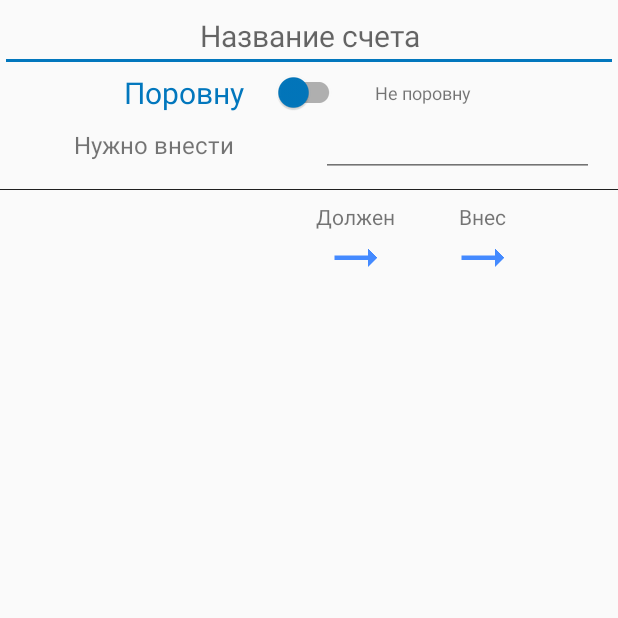
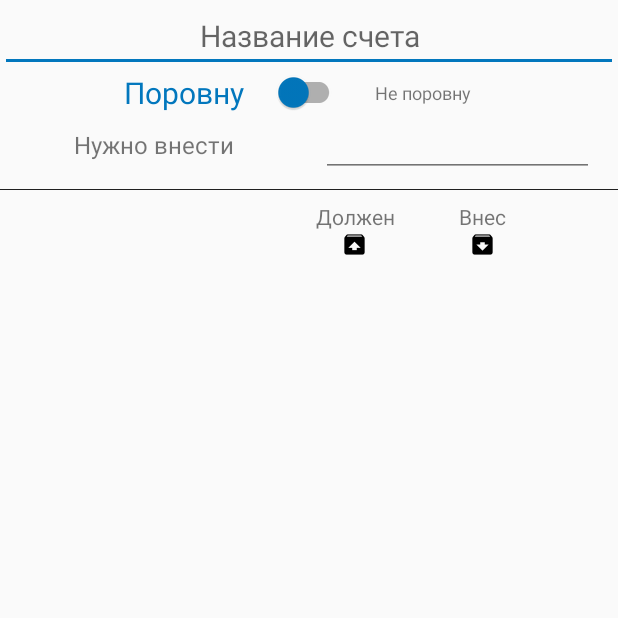
Before and after one commit to MyBeautyTeam/EverPay, an Android app: the fragment FragmentAddBill shown on its own in the app's theme, on a phone screen of 412 x 824 dp, the top half of it. Run offline under Robolectric (Android 15) with nearby library versions, the phone set to English and light mode, and no system bars.

Commit message:
add new icon btn

```diff
--- a/EverPay/app/src/main/java/com/beautyteam/everpay/Fragments/FragmentViewPager.java
+++ b/EverPay/app/src/main/java/com/beautyteam/everpay/Fragments/FragmentViewPager.java
@@ -73,14 +73,12 @@ public class FragmentViewPager extends Fragment {
 
     @Override
     public void onCreateOptionsMenu(Menu menu, MenuInflater inflater) {
-        inflater.inflate(R.menu.main, menu);
+        inflater.inflate(R.menu.ok_btn, menu);
         super.onCreateOptionsMenu(menu, inflater);
     }
 
     @Override
     public boolean onOptionsItemSelected(MenuItem item) {
-
-        int id = item.getItemId();
 
         return super.onOptionsItemSelected(item);
     }
--- a/EverPay/app/src/main/res/layout/fragment_add_bill.xml
+++ b/EverPay/app/src/main/res/layout/fragment_add_bill.xml
@@ -129,7 +129,7 @@
             android:layout_width="match_parent"
             android:layout_height="match_parent"
             android:text="Должен"
-            android:drawableBottom="@drawable/ic_trending_neutral_blue_36dp"
+            android:drawableBottom="@drawable/package_up"
             android:gravity="center"
             android:textSize="14dp"
             />
@@ -139,7 +139,7 @@
             android:layout_height="match_parent"
             android:text="Внес"
             android:gravity="center"
-            android:drawableBottom="@drawable/ic_trending_neutral_blue_36dp"
+            android:drawableBottom="@drawable/package_down"
             android:textSize="14dp"
             />
         <LinearLayout
--- /dev/null
+++ b/EverPay/app/src/main/res/menu/ok_btn.xml
@@ -0,0 +1,12 @@
+<menu xmlns:android="http://schemas.android.com/apk/res/android"
+    xmlns:tools="http://schemas.android.com/tools"
+    xmlns:app="http://schemas.android.com/apk/res-auto"
+    tools:context=".MainActivity" >
+    <item
+        android:id="@+id/action_apply"
+        android:orderInCategory="200"
+        android:title="Готово"
+        android:icon="@drawable/ic_check_black_18dp"
+        app:showAsAction="ifRoom">
+    </item>
+</menu>
```
Also changed, not shown: EverPay/app/src/main/java/com/beautyteam/everpay/Fragments/FragmentAddBill.java (+19 -0 lines), EverPay/app/src/main/res/drawable-hdpi/package_down.png (added), EverPay/app/src/main/res/drawable-hdpi/package_up.png (added), EverPay/app/src/main/res/drawable-mdpi/package_down.png (added), EverPay/app/src/main/res/drawable-xhdpi/package_down.png (added), EverPay/app/src/main/res/drawable-xhdpi/package_up.png (added), EverPay/app/src/main/res/drawable-xxhdpi/package_down.png (added), EverPay/app/src/main/res/drawable-xxhdpi/package_up.png (added), EverPay/app/src/main/res/drawable-xxxhdpi/package_down.png (added), EverPay/app/src/main/res/drawable-xxxhdpi/package_up.png (added).
